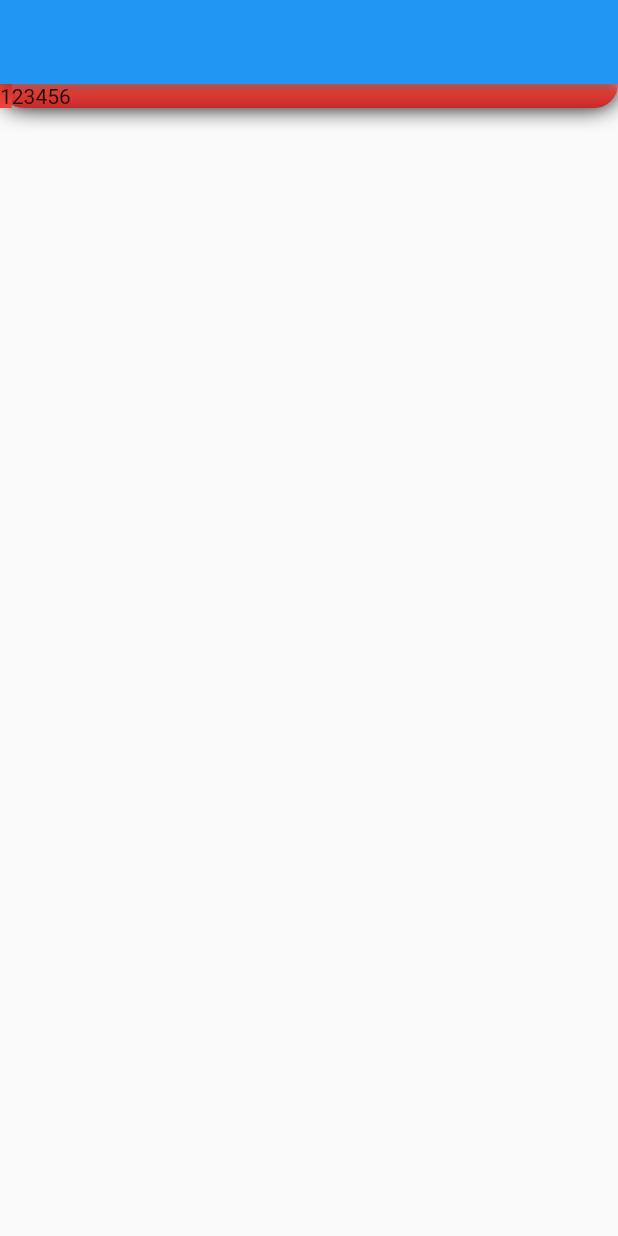
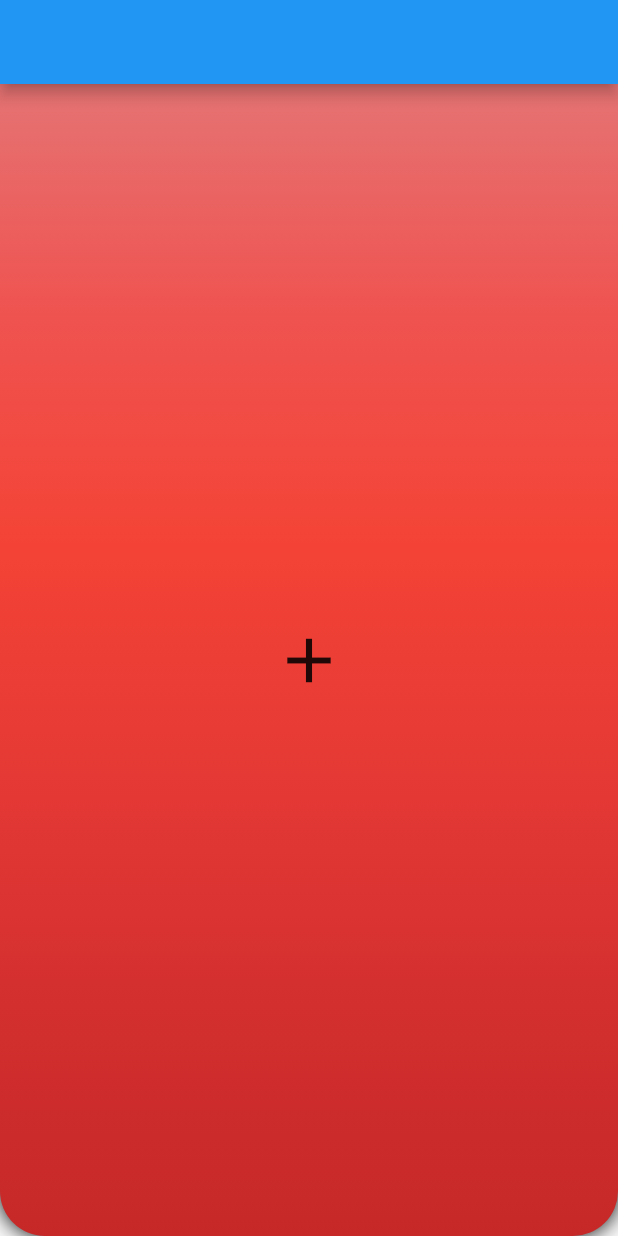
Before and after one commit to bourigue/bmi, a Flutter app: the screen it shows after launch, on a phone screen of 412 x 824 dp. Run offline on Flutter 3.47's test engine with Material 2 defaults, Android fonts, the phone set to English and light mode, and no system bars.

Commit message:
add icon

```diff
--- a/lib/main.dart
+++ b/lib/main.dart
@@ -34,19 +34,12 @@ class myapp extends StatelessWidget{
             ),boxShadow: const [BoxShadow(color : Color(0xFF000000),   offset:Offset.zero,    blurRadius : 12.0,    spreadRadius : 0.0,  blurStyle :BlurStyle.normal)]
         ) ,
 
-        child:Row(
-          mainAxisAlignment:MainAxisAlignment.start ,
-          crossAxisAlignment: CrossAxisAlignment.start,
-          mainAxisSize: MainAxisSize.max,
-
-
-          children: [Container( color:Colors.red,child: Text("1" )),Text("2"),Text("3"),Text("4"),Text("5"),Text("6")],),
-      ),
+        child:Center(child:Icon(Icons.add,size: 50,),),
 
       ),
 
-    );
-    throw UnimplementedError();
+    ));
+
   }
 
 }
```
